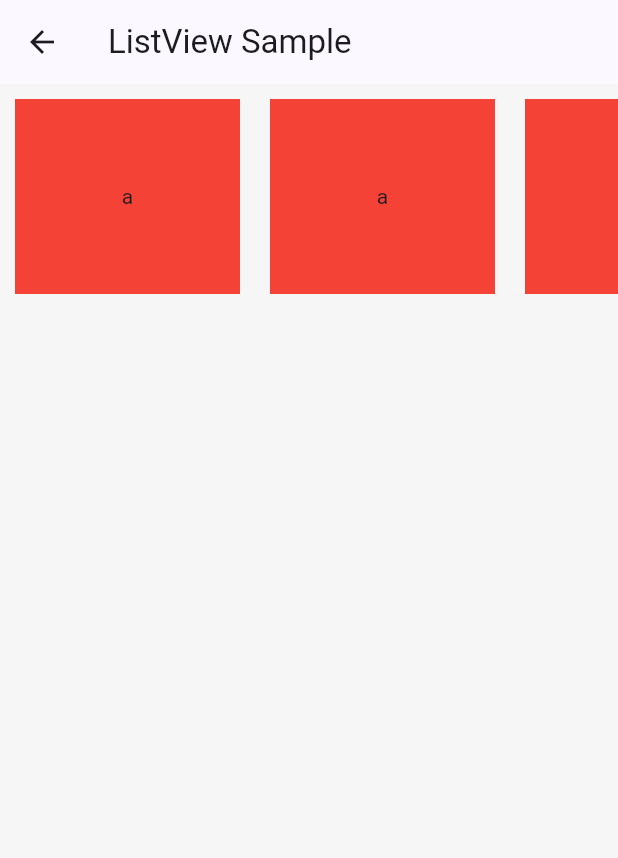
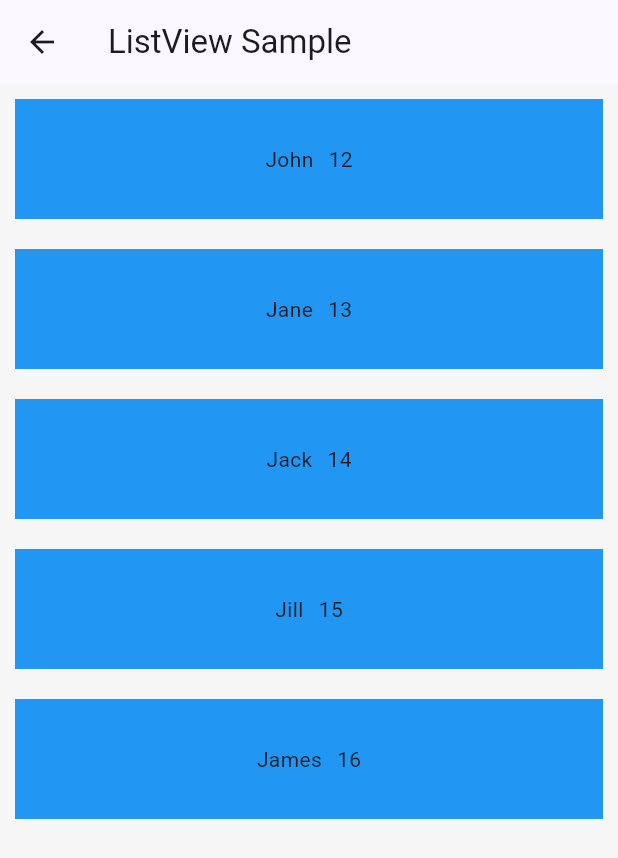
Before and after one commit to visionary-japan/flutter_tutorial, a Flutter app: the ListViewSample screen opened directly, on a phone screen of 412 x 824 dp. Shown: the top 858 px of the screen. Run offline on Flutter 3.47's test engine with Material 2 defaults, Android fonts, the light colour scheme and no system bars; our stand-ins replace go_router.

Commit message:
ListViewのサンプル更新

```diff
--- a/widget_samples/lib/widgets/list_view.dart
+++ b/widget_samples/lib/widgets/list_view.dart
@@ -9,63 +9,104 @@ class ListViewSample extends StatelessWidget {
     return BaseScaffold(
       title: 'ListView Sample',
       child: SizedBox(
-        height: 150,
-        child: ListView(
-          scrollDirection: Axis.horizontal,
-          children: <Widget>[
-            Container(
-              height: 150,
-              width: 150,
-              margin: const EdgeInsets.symmetric(
-                vertical: 10,
-                horizontal: 10,
-              ),
-              color: Colors.red,
-              child: const Center(child: Text('a')),
+          child: ListView.builder(
+        itemCount: userList.length,
+        itemBuilder: (BuildContext context, int index) {
+          // ユーザーの単体データ
+          final User user = userList[index];
+          return Container(
+            height: 80,
+            color: Colors.blue,
+            margin: const EdgeInsets.symmetric(
+              vertical: 10,
+              horizontal: 10,
             ),
-            Container(
-              height: 150,
-              width: 150,
-              margin: const EdgeInsets.symmetric(
-                vertical: 10,
-                horizontal: 10,
-              ),
-              color: Colors.red,
-              child: const Center(child: Text('a')),
+            child: Row(
+              mainAxisAlignment: MainAxisAlignment.center,
+              children: [
+                Text(user.name),
+                const SizedBox(width: 10),
+                Text(user.age.toString()),
+              ],
             ),
-            Container(
-              height: 150,
-              width: 150,
-              margin: const EdgeInsets.symmetric(
-                vertical: 10,
-                horizontal: 10,
-              ),
-              color: Colors.red,
-              child: const Center(child: Text('a')),
-            ),
-            Container(
-              height: 150,
-              width: 150,
-              margin: const EdgeInsets.symmetric(
-                vertical: 10,
-                horizontal: 10,
-              ),
-              color: Colors.red,
-              child: const Center(child: Text('a')),
-            ),
-            Container(
-              height: 150,
-              width: 150,
-              margin: const EdgeInsets.symmetric(
-                vertical: 10,
-                horizontal: 10,
-              ),
-              color: Colors.red,
-              child: const Center(child: Text('a')),
-            ),
-          ],
-        ),
-      ),
+          );
+        },
+      )
+          // child: ListView(
+          //   scrollDirection: Axis.horizontal,
+          //   children: <Widget>[
+          // Container(
+          //   height: 150,
+          //   width: 150,
+          //   margin: const EdgeInsets.symmetric(
+          //     vertical: 10,
+          //     horizontal: 10,
+          //   ),
+          //       color: Colors.red,
+          //       child: const Center(child: Text('a')),
+          //     ),
+          //     Container(
+          //       height: 150,
+          //       width: 150,
+          //       margin: const EdgeInsets.symmetric(
+          //         vertical: 10,
+          //         horizontal: 10,
+          //       ),
+          //       color: Colors.red,
+          //       child: const Center(child: Text('a')),
+          //     ),
+          //     Container(
+          //       height: 150,
+          //       width: 150,
+          //       margin: const EdgeInsets.symmetric(
+          //         vertical: 10,
+          //         horizontal: 10,
+          //       ),
+          //       color: Colors.red,
+          //       child: const Center(child: Text('a')),
+          //     ),
+          //     Container(
+          //       height: 150,
+          //       width: 150,
+          //       margin: const EdgeInsets.symmetric(
+          //         vertical: 10,
+          //         horizontal: 10,
+          //       ),
+          //       color: Colors.red,
+          //       child: const Center(child: Text('a')),
+          //     ),
+          //     Container(
+          //       height: 150,
+          //       width: 150,
+          //       margin: const EdgeInsets.symmetric(
+          //         vertical: 10,
+          //         horizontal: 10,
+          //       ),
+          //       color: Colors.red,
+          //       child: const Center(child: Text('a')),
+          //     ),
+          //   ],
+          // ),
+          ),
     );
   }
 }
+
+const List<User> userList = [
+  User(name: 'John', age: 12),
+  User(name: 'Jane', age: 13),
+  User(name: 'Jack', age: 14),
+  User(name: 'Jill', age: 15),
+  User(name: 'James', age: 16),
+];
+
+// オブジェクト（モデルクラス）
+class User {
+  const User({
+    required this.name,
+    required this.age,
+  });
+
+  final String name;
+  final int age;
+}
```
